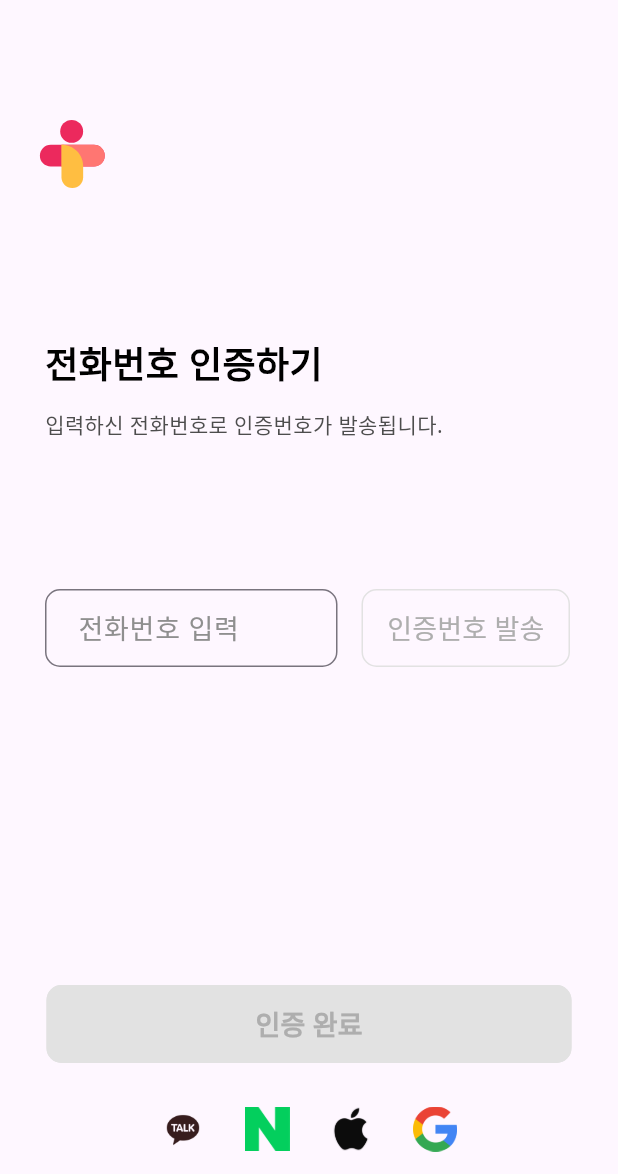
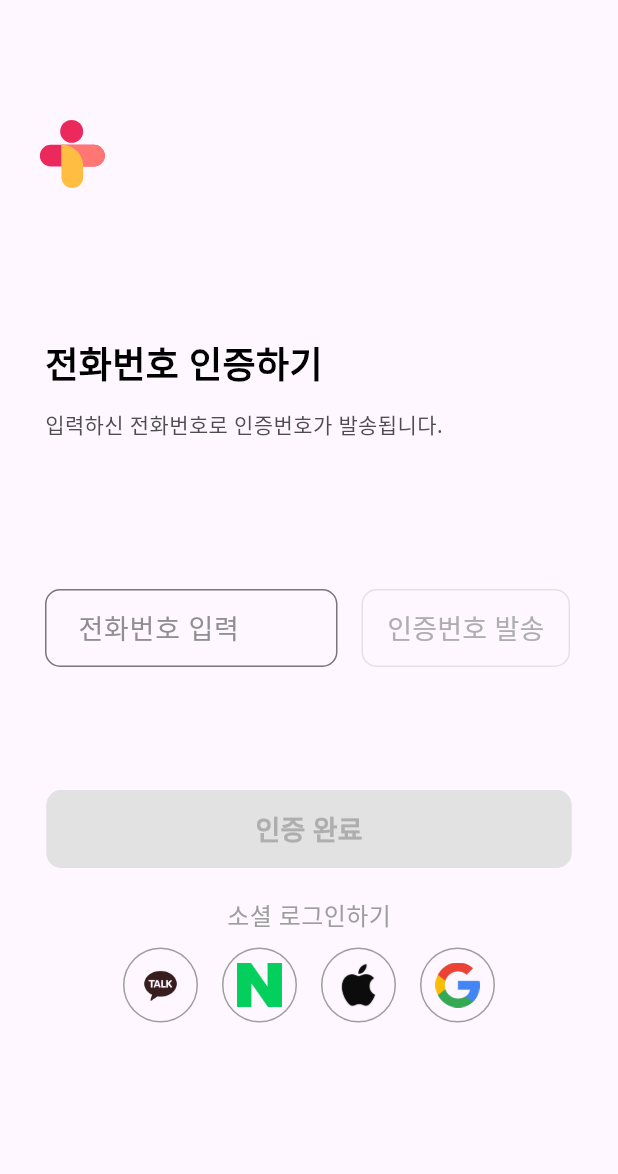
Before and after one commit to seunghyeon1ee/Eut, a Flutter app: the RegisterFamTest screen opened directly, on a phone screen of 412 x 824 dp, the part 62-1236 px from its top. Run offline on Flutter 3.47's test engine with Material 3 defaults, Android fonts, the phone set to English and light mode, and no system bars; our stand-ins replace expandable_page_view, firebase_auth, firebase_core, firebase_messaging, fl_chart, flutter_local_notifications and 8 more; missing offline and left inert: flutter_naver_login, flutter_sound, kakao_flutter_sdk_user, simple_ripple_animation; accounts and stored records are empty; Roboto replaces fonts that are missing (Noto Sans); project files that could hold a hidden picture were left out.

Commit message:
소셜로그인 기능 업그레이드

```diff
--- a/lib/screen/register_fam_fin.dart
+++ b/lib/screen/register_fam_fin.dart
@@ -14,6 +14,7 @@ import 'package:google_sign_in/google_sign_in.dart';
 import 'package:kakao_flutter_sdk_user/kakao_flutter_sdk_user.dart' as kakao_user;
 import 'package:responsive_builder/responsive_builder.dart';
 import 'package:flutter_naver_login/flutter_naver_login.dart';
+import 'package:sign_in_with_apple/sign_in_with_apple.dart';
 
 class MyApp3 extends StatelessWidget {
   @override
@@ -125,8 +126,6 @@ class _VerificationWidgetState extends State<VerificationWidget> {
       codeSent: (String verificationId, int? resendToken) {
         // verificationId를 저장하여 나중에 사용
         _verificationId = verificationId;
-        ScaffoldMessenger.of(context)
-            .showSnackBar(SnackBar(content: Text('인증번호 발송')));
         ScaffoldMessenger.of(context)
             .showSnackBar(SnackBar(content: Text('인증번호 발송')));
         startTimer();
@@ -287,26 +286,12 @@ class _VerificationWidgetState extends State<VerificationWidget> {
     print('Member Type: $memberType');
   }
 
-  @override
-  void initState() {
-    super.initState();
-    _controller.addListener(_toggleTextField);
-    _confirmController.addListener(_toggleTextFieldConfirm);
-  }
-
-  @override
-  void dispose() {
-    _timer?.cancel();
-    _controller.dispose();
-    _confirmController.dispose();
-    super.dispose();
-  }
-
   Future<void> _loginWithKakao() async {
     try {
       final result = await kakao_user.UserApi.instance.loginWithKakaoTalk();
       if (result != null) {
         print('Kakao login success: ${result.accessToken}');
+        // Handle the login success
       }
     } catch (e) {
       print('Kakao login error: $e');
@@ -319,6 +304,7 @@ class _VerificationWidgetState extends State<VerificationWidget> {
       if (result.status == NaverLoginStatus.loggedIn) {
         final token = result.accessToken;
         print('Naver login success: $token');
+        // Handle the login success
       }
     } catch (e) {
       print('Naver login error: $e');
@@ -326,7 +312,24 @@ class _VerificationWidgetState extends State<VerificationWidget> {
   }
 
   Future<void> _loginWithApple() async {
-    print('Apple login clicked');
+    try {
+      final appleCredential = await SignInWithApple.getAppleIDCredential(
+        scopes: [
+          AppleIDAuthorizationScopes.email,
+          AppleIDAuthorizationScopes.fullName,
+        ],
+      );
+      final firebase_auth.OAuthCredential credential =
+      firebase_auth.OAuthProvider("apple.com").credential(
+        idToken: appleCredential.identityToken,
+        accessToken: appleCredential.authorizationCode,
+      );
+      await firebase_auth.FirebaseAuth.instance.signInWithCredential(credential);
+      print('Apple login success');
+      // Handle the login success
+    } catch (e) {
+      print('Apple login error: $e');
+    }
   }
 
   Future<void> _loginWithGoogle() async {
@@ -344,6 +347,21 @@ class _VerificationWidgetState extends State<VerificationWidget> {
     } catch (e) {
       print('Google login error: $e');
     }
+  }
+
+  @override
+  void initState() {
+    super.initState();
+    _controller.addListener(_toggleTextField);
+    _confirmController.addListener(_toggleTextFieldConfirm);
+  }
+
+  @override
+  void dispose() {
+    _timer?.cancel();
+    _controller.dispose();
+    _confirmController.dispose();
+    super.dispose();
   }
 
   @override
@@ -496,7 +514,7 @@ class _VerificationWidgetState extends State<VerificationWidget> {
                             ),
                           ),
                         ),
-                        SizedBox(height: 150),
+                        SizedBox(height: 20),
                         TextButton(
                           onPressed: _buttonConfirmColor == Color(0xFFEC295D)
                               ? () async {
@@ -608,30 +626,65 @@ class _VerificationWidgetState extends State<VerificationWidget> {
                                   height: 0.07)),
                         ),
                         SizedBox(height: 20),
+                        Text(
+                          '소셜 로그인하기',
+                          style: TextStyle(
+                            color: Colors.grey, // Light gray color
+                            fontSize: 16,
+                            fontFamily: 'Noto Sans',
+                            fontWeight: FontWeight.w500,
+                          ),
+                        ),
+                        SizedBox(height: 10),
                         Row(
                           mainAxisAlignment: MainAxisAlignment.center,
                           children: [
-                            IconButton(
-                              icon: Image.asset('assets/kakao.png', width: 30, height: 30), // 아이콘 크기 설정
-                              onPressed: _loginWithKakao,
+                            Container(
+                              decoration: BoxDecoration(
+                                shape: BoxShape.circle,
+                                border: Border.all(color: Colors.grey, width: 1.0),
+                              ),
+                              child: IconButton(
+                                icon: Image.asset('assets/kakao.png', width: 30, height: 30),
+                                onPressed: _loginWithKakao,
+                              ),
                             ),
-                            SizedBox(width: 8),
-                            IconButton(
-                              icon: Image.asset('assets/naver.png', width: 30, height: 30), // 아이콘 크기 설정
-                              onPressed: _loginWithNaver,
+                            SizedBox(width: 16), // Adjust the width value to control the spacing
+                            Container(
+                              decoration: BoxDecoration(
+                                shape: BoxShape.circle,
+                                border: Border.all(color: Colors.grey, width: 1.0),
+                              ),
+                              child: IconButton(
+                                icon: Image.asset('assets/naver.png', width: 30, height: 30),
+                                onPressed: _loginWithNaver,
+                              ),
                             ),
-                            SizedBox(width: 8),
-                            IconButton(
-                              icon: Image.asset('assets/apple.png', width: 30, height: 30), // 아이콘 크기 설정
-                              onPressed: _loginWithApple,
+                            SizedBox(width: 16), // Adjust the width value to control the spacing
+                            Container(
+                              decoration: BoxDecoration(
+                                shape: BoxShape.circle,
+                                border: Border.all(color: Colors.grey, width: 1.0),
+                              ),
+                              child: IconButton(
+                                icon: Image.asset('assets/apple.png', width: 30, height: 30),
+                                onPressed: _loginWithApple,
+                              ),
                             ),
-                            SizedBox(width: 8),
-                            IconButton(
-                              icon: Image.asset('assets/google.png', width: 30, height: 30), // 아이콘 크기 설정
-                              onPressed: _loginWithGoogle,
+                            SizedBox(width: 16), // Adjust the width value to control the spacing
+                            Container(
+                              decoration: BoxDecoration(
+                                shape: BoxShape.circle,
+                                border: Border.all(color: Colors.grey, width: 1.0),
+                              ),
+                              child: IconButton(
+                                icon: Image.asset('assets/google.png', width: 30, height: 30),
+                                onPressed: _loginWithGoogle,
+                              ),
                             ),
                           ],
-                        ),
+                        )
+
                       ],
                     ),
                   ],
```
Also changed, not shown: lib/screen/register_elder_fin.dart (+190 -144 lines).
